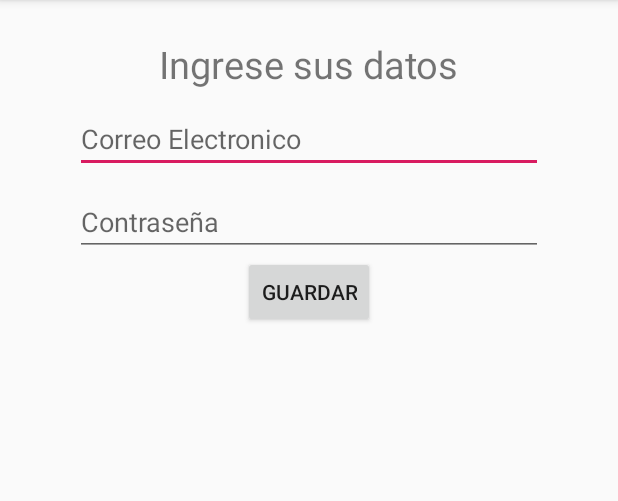
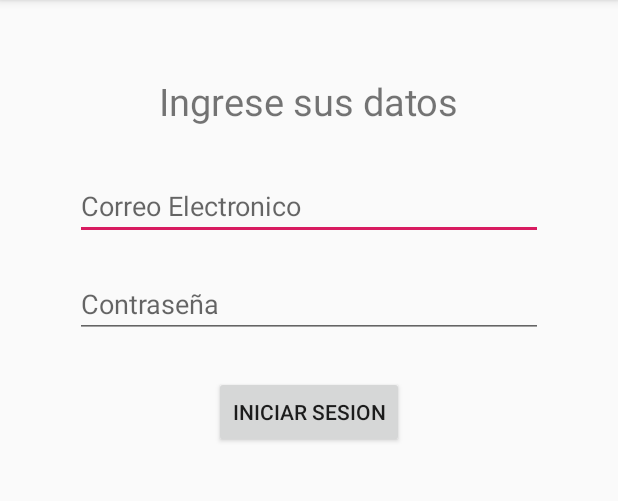
Before and after one commit to LizzetteEscobar/LabDMGuia02, an Android app: the screen it shows after launch (MainActivity), on a phone screen of 412 x 824 dp, the part 84-585 px from its top. Run offline under Robolectric (Android 15) with nearby library versions, the phone set to English and light mode, and no system bars; 1 statement that could not run was skipped.

Commit message:
main activity

```diff
--- a/app/src/main/java/com/example/labdmguia02/MainActivity.java
+++ b/app/src/main/java/com/example/labdmguia02/MainActivity.java
@@ -10,8 +10,8 @@ import android.widget.Toast;
 
 public class MainActivity extends AppCompatActivity implements View.OnClickListener {
 
-    EditText edtNombre, edtApellido, edtCarrera, edtPasatiempo;
-    Button btnGuardar, btnCancelar;
+    EditText edtCorreo, edtPass;
+    Button btnIniciar;
     @Override
     protected void onCreate(Bundle savedInstanceState) {
         super.onCreate(savedInstanceState);
@@ -19,29 +19,22 @@ public class MainActivity extends AppCompatActivity implements View.OnClickListe
         if(getSupportActionBar()!=null){
             getSupportActionBar().setTitle("Guia02");
         }
-        edtNombre=findViewById(R.id.edtNombre);
-        edtApellido=findViewById(R.id.edtApellido);
-        edtCarrera=findViewById(R.id.edtCarrera);
-        edtPasatiempo=findViewById(R.id.edtPasatiempo);
-        btnGuardar=findViewById(R.id.btnGuardar);
-        btnCancelar=findViewById(R.id.btnCancelar);
+        edtCorreo=findViewById(R.id.edtCorreo);
+        edtPass=findViewById(R.id.edtPass);
 
-        btnGuardar.setOnClickListener(this);
-        btnCancelar.setOnClickListener(this);
+        btnIniciar.setOnClickListener(this);
     }
 
     @Override
     public void onClick(View v) {
         switch (v.getId()){
-            case R.id.btnGuardar:{
-                String nombre=edtNombre.getText().toString();
-                String apellido=edtApellido.getText().toString();
-                String carrera=edtCarrera.getText().toString();
-                String pasatiempo=edtPasatiempo.getText().toString();
+            case R.id.btnIniciar:{
+                String Correo=edtCorreo.getText().toString();
+                String Pass=edtPass.getText().toString();
 
                 Intent in=new Intent(this, SegundaPantalla.class);
-                in.putExtra("Nombre", nombre);
-                in.putExtra("Apellido", apellido);
+                in.putExtra("Correo", Correo);
+                in.putExtra("Conraseña", Pass);
                 startActivity(in);
             }
             break;
--- a/app/src/main/res/layout/activity_main.xml
+++ b/app/src/main/res/layout/activity_main.xml
@@ -8,7 +8,7 @@
     tools:context=".MainActivity">
 
     <TextView
-        android:layout_marginTop="25dp"
+        android:layout_marginTop="50dp"
         android:layout_gravity="center"
         android:text="Ingrese sus datos"
         android:textSize="25sp"
@@ -17,7 +17,7 @@
     <EditText
         android:inputType="textPersonName"
         android:id="@+id/edtCorreo"
-        android:layout_marginTop="10dp"
+        android:layout_marginTop="30dp"
         android:layout_marginRight="50dp"
         android:layout_marginLeft="50dp"
         android:hint="Correo Electronico"
@@ -27,7 +27,7 @@
     <EditText
         android:inputType="textPersonName"
         android:id="@+id/edtPass"
-        android:layout_marginTop="10dp"
+        android:layout_marginTop="20dp"
         android:layout_marginLeft="50dp"
         android:layout_marginRight="50dp"
         android:hint="Contraseña"
@@ -36,7 +36,8 @@
 
         <Button
             android:id="@+id/btnIniciar"
-            android:text="Guardar"
+            android:text="Iniciar Sesion"
+            android:layout_marginTop="25dp"
             android:layout_gravity="center"
             android:layout_width="wrap_content"
             android:layout_height="wrap_content" />
```
